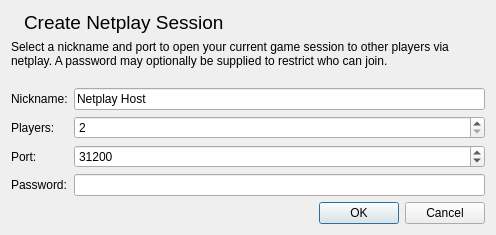
stenzek/duckstation, file src/duckstation-qt/createnetplaysessiondialog.ui: the form before one commit.
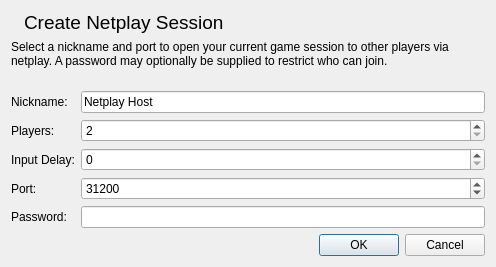
The form after the commit. Icons and pictures are not drawn.

Commit message: Netplay/UI: add input delay option to netplay dialogs

Patch:
```diff
--- a/src/duckstation-qt/createnetplaysessiondialog.ui
+++ b/src/duckstation-qt/createnetplaysessiondialog.ui
@@ -10,7 +10,7 @@
     <x>0</x>
     <y>0</y>
     <width>496</width>
-    <height>235</height>
+    <height>267</height>
    </rect>
   </property>
   <property name="windowTitle">
@@ -92,14 +92,14 @@
        </property>
       </widget>
      </item>
-     <item row="2" column="0">
+     <item row="3" column="0">
       <widget class="QLabel" name="label_5">
        <property name="text">
         <string>Port:</string>
        </property>
       </widget>
      </item>
-     <item row="2" column="1">
+     <item row="3" column="1">
       <widget class="QSpinBox" name="port">
        <property name="minimum">
         <number>1</number>
@@ -129,14 +129,14 @@
        </property>
       </widget>
      </item>
-     <item row="3" column="0">
+     <item row="4" column="0">
       <widget class="QLabel" name="label_7">
        <property name="text">
         <string>Password:</string>
        </property>
       </widget>
      </item>
-     <item row="3" column="1">
+     <item row="4" column="1">
       <widget class="QLineEdit" name="password">
        <property name="maxLength">
         <number>128</number>
@@ -146,6 +146,16 @@
        </property>
       </widget>
      </item>
+     <item row="2" column="0">
+      <widget class="QLabel" name="label_8">
+       <property name="text">
+        <string>Input Delay:</string>
+       </property>
+      </widget>
+     </item>
+     <item row="2" column="1">
+      <widget class="QSpinBox" name="inputDelay"/>
+     </item>
     </layout>
    </item>
    <item>
```
The commit also changes 6 other files.
